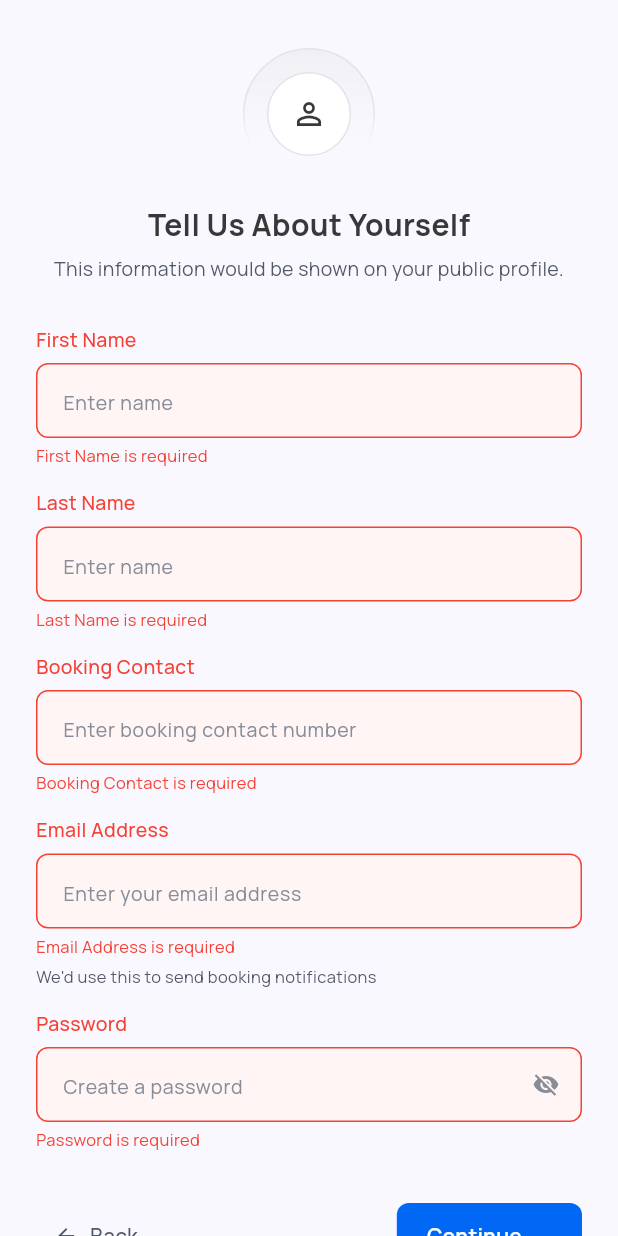
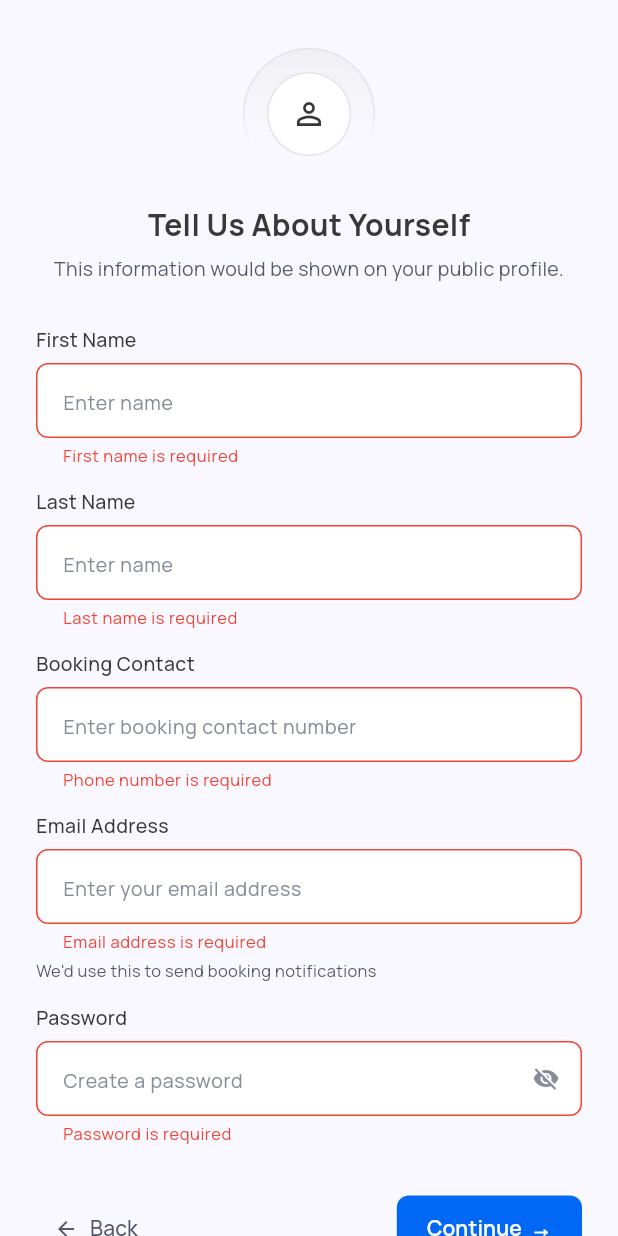
Before and after one commit to olivecod3z/spacebook, a Flutter app: the Step2Personal widget shown alone on an empty page, opened directly, after a tap on "Continue", on a phone screen of 412 x 824 dp. Run offline on Flutter 3.47's test engine with Material 3 defaults, Android fonts, the phone set to English and light mode, and no system bars; our stand-ins replace file_picker, flutter_riverpod, freezed_annotation, go_router, google_fonts, image_picker and 1 more; accounts and stored records are empty.

Commit message:
Add inline form validation to Step 2 personal info screen
Replace the manual _submitted-flag approach with a proper Form +
GlobalKey<FormState> so each field validates itself: email checks
format and double-@, phone strips formatting and requires 7–15
digits, password surfaces the existing requirements checklist as an
inline error. Server-side duplicate-email errors are surfaced under
the email field via _serverEmailError. Generic snackbar is now only
shown for true unknown server errors, not validation failures.

Co-Authored-By: Claude Sonnet 4.6 <noreply@anthropic.com>

```diff
--- a/lib/features/onboarding/screens/step2_personal.dart
+++ b/lib/features/onboarding/screens/step2_personal.dart
@@ -13,14 +13,14 @@ class Step2Personal extends ConsumerStatefulWidget {
 }
 
 class _Step2PersonalState extends ConsumerState<Step2Personal> {
+  final _formKey = GlobalKey<FormState>();
   final _firstNameCtrl = TextEditingController();
   final _lastNameCtrl = TextEditingController();
   final _phoneCtrl = TextEditingController();
   final _emailCtrl = TextEditingController();
   final _passwordCtrl = TextEditingController();
   bool _obscure = true;
-  bool _submitted = false;
-  String? _emailError;
+  String? _serverEmailError;
 
   bool get _hasLength =>
       _passwordCtrl.text.length >= 8 && _passwordCtrl.text.length <= 20;
@@ -48,19 +48,21 @@ class _Step2PersonalState extends ConsumerState<Step2Personal> {
     super.dispose();
   }
 
+  bool _isValidEmail(String email) {
+    if (email.indexOf('@') != email.lastIndexOf('@')) return false;
+    return RegExp(r'^[a-zA-Z0-9._%+\-]+@[a-zA-Z0-9.\-]+\.[a-zA-Z]{2,}$')
+        .hasMatch(email);
+  }
+
+  bool _isValidPhone(String phone) {
+    final digits = phone.replaceAll(RegExp(r'[\s\-\(\)\+]'), '');
+    return RegExp(r'^\d{7,15}$').hasMatch(digits);
+  }
+
   Future<void> _continue() async {
-    setState(() {
-      _submitted = true;
-      _emailError = null;
-    });
+    setState(() => _serverEmailError = null);
 
-    if (_firstNameCtrl.text.isEmpty ||
-        _lastNameCtrl.text.isEmpty ||
-        _emailCtrl.text.isEmpty ||
-        _passwordCtrl.text.isEmpty ||
-        !_passwordValid) {
-      return;
-    }
+    if (!_formKey.currentState!.validate()) return;
 
     final fullName =
         '${_firstNameCtrl.text.trim()} ${_lastNameCtrl.text.trim()}';
@@ -79,7 +81,7 @@ class _Step2PersonalState extends ConsumerState<Step2Personal> {
           MaterialPageRoute(
             builder: (_) => VerifyEmailScreen(
               email: _emailCtrl.text.trim(),
-              password: _passwordCtrl.text.trim(), // add this
+              password: _passwordCtrl.text.trim(),
               onConfirmed: () {
                 if (!mounted) return;
                 Navigator.of(context).pop();
@@ -96,7 +98,8 @@ class _Step2PersonalState extends ConsumerState<Step2Personal> {
       if (err.contains('already registered') ||
           err.contains('already exists') ||
           err.contains('duplicate')) {
-        setState(() => _emailError = 'This email is already in use.');
+        setState(() => _serverEmailError = 'This email is already in use.');
+        _formKey.currentState!.validate();
       } else if (err.contains('phone')) {
         ScaffoldMessenger.of(context).showSnackBar(
           SnackBar(
@@ -140,6 +143,8 @@ class _Step2PersonalState extends ConsumerState<Step2Personal> {
       child: Center(
         child: ConstrainedBox(
           constraints: const BoxConstraints(maxWidth: 480),
+          child: Form(
+            key: _formKey,
             child: Column(
               crossAxisAlignment: CrossAxisAlignment.center,
               children: [
@@ -222,16 +227,59 @@ class _Step2PersonalState extends ConsumerState<Step2Personal> {
                   ),
                 ),
                 const SizedBox(height: 28),
-              _field('First Name', 'Enter name', _firstNameCtrl),
-              const SizedBox(height: 14),
-              _field('Last Name', 'Enter name', _lastNameCtrl),
+                _field(
+                  'First Name',
+                  'Enter name',
+                  _firstNameCtrl,
+                  validator: (v) =>
+                      (v == null || v.trim().isEmpty) ? 'First name is required' : null,
+                ),
                 const SizedBox(height: 14),
                 _field(
-                  'Booking Contact', 'Enter booking contact number', _phoneCtrl,
-                  type: TextInputType.phone),
+                  'Last Name',
+                  'Enter name',
+                  _lastNameCtrl,
+                  validator: (v) =>
+                      (v == null || v.trim().isEmpty) ? 'Last name is required' : null,
+                ),
                 const SizedBox(height: 14),
-              _field('Email Address', 'Enter your email address', _emailCtrl,
-                  type: TextInputType.emailAddress, externalError: _emailError),
+                _field(
+                  'Booking Contact',
+                  'Enter booking contact number',
+                  _phoneCtrl,
+                  type: TextInputType.phone,
+                  validator: (v) {
+                    if (v == null || v.trim().isEmpty) {
+                      return 'Phone number is required';
+                    }
+                    if (!_isValidPhone(v.trim())) {
+                      return 'Enter a valid phone number (7–15 digits)';
+                    }
+                    return null;
+                  },
+                ),
+                const SizedBox(height: 14),
+                _field(
+                  'Email Address',
+                  'Enter your email address',
+                  _emailCtrl,
+                  type: TextInputType.emailAddress,
+                  onChanged: (_) {
+                    if (_serverEmailError != null) {
+                      setState(() => _serverEmailError = null);
+                    }
+                  },
+                  validator: (v) {
+                    if (v == null || v.trim().isEmpty) {
+                      return 'Email address is required';
+                    }
+                    if (!_isValidEmail(v.trim())) {
+                      return 'Enter a valid email address';
+                    }
+                    if (_serverEmailError != null) return _serverEmailError;
+                    return null;
+                  },
+                ),
                 const SizedBox(height: 4),
                 const Align(
                   alignment: Alignment.centerLeft,
@@ -242,7 +290,10 @@ class _Step2PersonalState extends ConsumerState<Step2Personal> {
                   ),
                 ),
                 const SizedBox(height: 14),
-              _field('Password', 'Create a password', _passwordCtrl,
+                _field(
+                  'Password',
+                  'Create a password',
+                  _passwordCtrl,
                   obscure: _obscure,
                   suffix: IconButton(
                     icon: Icon(
@@ -251,7 +302,15 @@ class _Step2PersonalState extends ConsumerState<Step2Personal> {
                       size: 18,
                     ),
                     onPressed: () => setState(() => _obscure = !_obscure),
-                  )),
+                  ),
+                  validator: (v) {
+                    if (v == null || v.isEmpty) return 'Password is required';
+                    if (!_passwordValid) {
+                      return 'Password does not meet all requirements below';
+                    }
+                    return null;
+                  },
+                ),
                 if (_passwordCtrl.text.isNotEmpty) ...[
                   const SizedBox(height: 10),
                   _PasswordConditions(
@@ -284,7 +343,8 @@ class _Step2PersonalState extends ConsumerState<Step2Personal> {
                           shape: RoundedRectangleBorder(
                               borderRadius: BorderRadius.circular(8)),
                           elevation: 0,
-                        padding: const EdgeInsets.symmetric(horizontal: 20),
+                          padding:
+                              const EdgeInsets.symmetric(horizontal: 20),
                         ),
                         child: isLoading
                             ? const SizedBox(
@@ -296,12 +356,12 @@ class _Step2PersonalState extends ConsumerState<Step2Personal> {
                                 mainAxisSize: MainAxisSize.min,
                                 children: [
                                   Text('Continue',
-                                    style:
-                                        TextStyle(fontWeight: FontWeight.w600)),
+                                      style: TextStyle(
+                                          fontWeight: FontWeight.w600)),
                                   SizedBox(width: 6),
                                   Text('→',
-                                    style:
-                                        TextStyle(fontWeight: FontWeight.w600)),
+                                      style: TextStyle(
+                                          fontWeight: FontWeight.w600)),
                                 ],
                               ),
                       ),
@@ -309,6 +369,7 @@ class _Step2PersonalState extends ConsumerState<Step2Personal> {
                   ],
                 ),
               ],
+            ),
           ),
         ),
       ),
@@ -322,63 +383,60 @@ class _Step2PersonalState extends ConsumerState<Step2Personal> {
     TextInputType type = TextInputType.text,
     bool obscure = false,
     Widget? suffix,
-    String? externalError,
+    String? Function(String?)? validator,
+    void Function(String)? onChanged,
   }) {
-    final isEmpty = _submitted && ctrl.text.isEmpty;
-    final hasError = isEmpty || externalError != null;
-
     return Column(
       crossAxisAlignment: CrossAxisAlignment.start,
       children: [
-        Text(label,
-            style: TextStyle(
+        Text(
+          label,
+          style: const TextStyle(
             fontSize: 13,
             fontWeight: FontWeight.w500,
-                color: hasError ? Colors.red : AppColors.textPrimary)),
+            color: AppColors.textPrimary,
+          ),
+        ),
         const SizedBox(height: 6),
         TextFormField(
           controller: ctrl,
           keyboardType: type,
           obscureText: obscure,
-          onChanged: (_) => setState(() {
-            if (externalError != null) _emailError = null;
-          }),
+          validator: validator,
+          autovalidateMode: AutovalidateMode.onUserInteraction,
+          onChanged: onChanged,
           decoration: InputDecoration(
             hintText: hint,
-            hintStyle: const TextStyle(color: AppColors.textHint, fontSize: 13),
+            hintStyle:
+                const TextStyle(color: AppColors.textHint, fontSize: 13),
             suffixIcon: suffix,
             filled: true,
-            fillColor: hasError ? const Color(0xFFFFF5F5) : AppColors.white,
+            fillColor: AppColors.white,
             contentPadding:
                 const EdgeInsets.symmetric(horizontal: 14, vertical: 13),
             border: OutlineInputBorder(
               borderRadius: BorderRadius.circular(8),
-              borderSide:
-                  BorderSide(color: hasError ? Colors.red : AppColors.border),
+              borderSide: const BorderSide(color: AppColors.border),
             ),
             enabledBorder: OutlineInputBorder(
               borderRadius: BorderRadius.circular(8),
-              borderSide:
-                  BorderSide(color: hasError ? Colors.red : AppColors.border),
+              borderSide: const BorderSide(color: AppColors.border),
             ),
             focusedBorder: OutlineInputBorder(
               borderRadius: BorderRadius.circular(8),
-              borderSide: BorderSide(
-                  color: hasError ? Colors.red : AppColors.primary, width: 1.5),
+              borderSide:
+                  const BorderSide(color: AppColors.primary, width: 1.5),
             ),
+            errorBorder: OutlineInputBorder(
+              borderRadius: BorderRadius.circular(8),
+              borderSide: const BorderSide(color: Colors.red),
             ),
+            focusedErrorBorder: OutlineInputBorder(
+              borderRadius: BorderRadius.circular(8),
+              borderSide: const BorderSide(color: Colors.red, width: 1.5),
             ),
-        if (isEmpty)
-          Padding(
-            padding: const EdgeInsets.only(top: 4),
-            child: Text('$label is required',
-                style: const TextStyle(fontSize: 11, color: Colors.red)),
+            errorStyle: const TextStyle(fontSize: 11, color: Colors.red),
           ),
-        if (!isEmpty && externalError != null)
-          Padding(
-            padding: const EdgeInsets.only(top: 4),
-            child: Text(externalError,
-                style: const TextStyle(fontSize: 11, color: Colors.red)),
         ),
       ],
     );
```
Lines whose indentation alone changed are shown as unchanged.
